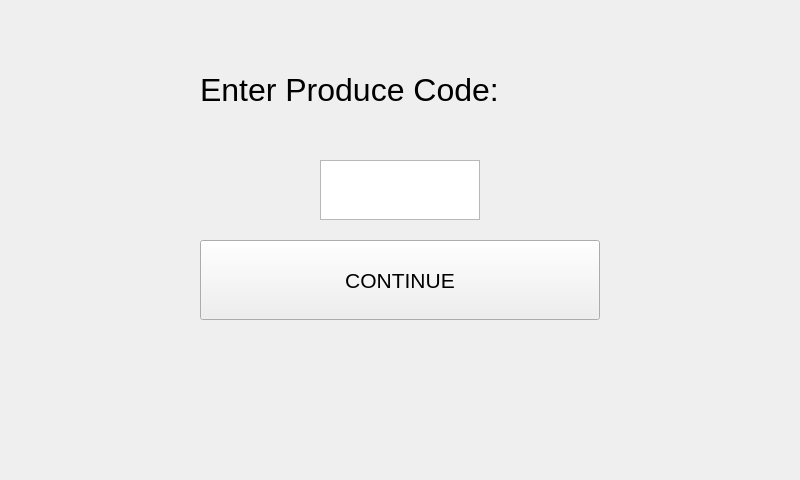
PfeifferH/cheqout, file src/cart_interface_produce.ui: the form before one commit.
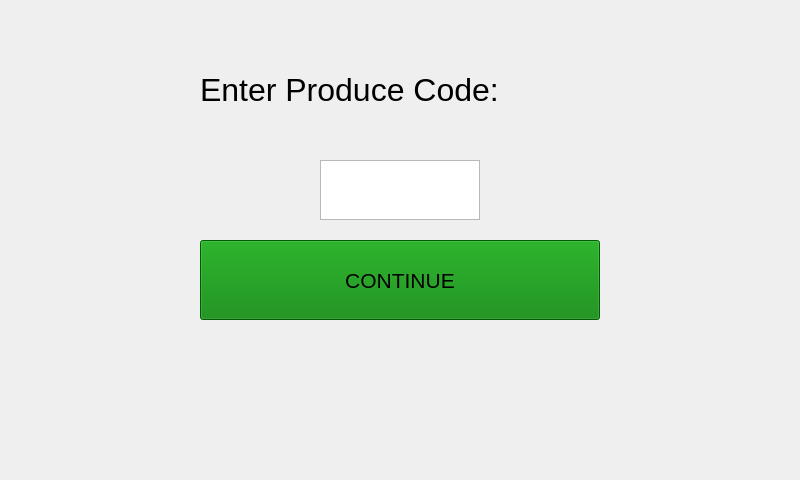
The form after the commit.

Commit message: Coloured buttons

What changed in the file:
```diff
--- a/src/cart_interface_produce.ui
+++ b/src/cart_interface_produce.ui
@@ -62,6 +62,10 @@
      <pointsize>16</pointsize>
     </font>
    </property>
+   <property name="styleSheet">
+    <string notr="true">background-color: green;
+</string>
+   </property>
    <property name="text">
     <string>CONTINUE</string>
    </property>
```
The commit also changes 5 other files.
